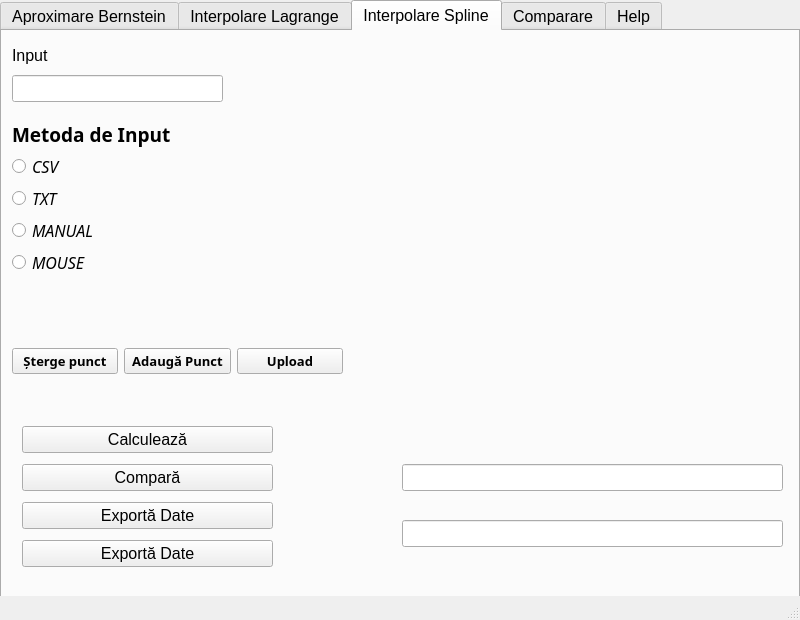
Old version of the form PYTHONUI/UI_MODEL_01.ui in the repository Vlad-Aureliu-Moraru/PROIECT-PY.
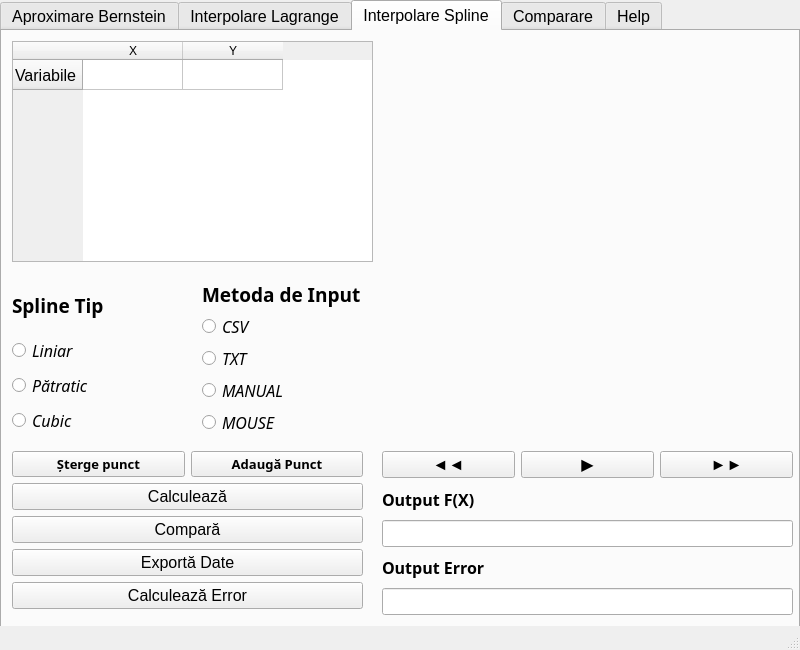
New version of the form. The open tabs and pages were chosen to show the change.

What changed in the file:
```diff
--- a/PYTHONUI/UI_MODEL_01.ui
+++ b/PYTHONUI/UI_MODEL_01.ui
@@ -7,7 +7,7 @@
     <x>0</x>
     <y>0</y>
     <width>800</width>
-    <height>620</height>
+    <height>650</height>
    </rect>
   </property>
   <property name="font">
@@ -27,7 +27,7 @@
       <x>0</x>
       <y>0</y>
       <width>800</width>
-      <height>620</height>
+      <height>650</height>
      </rect>
     </property>
     <property name="currentIndex">
@@ -646,29 +646,38 @@
        <rect>
         <x>10</x>
         <y>10</y>
-        <width>211</width>
-        <height>61</height>
+        <width>361</width>
+        <height>221</height>
        </rect>
       </property>
       <layout class="QVBoxLayout" name="verticalLayout_2">
        <item>
-        <widget class="QLabel" name="label_4">
-         <property name="text">
-          <string>Input</string>
-         </property>
+        <widget class="QTableWidget" name="IS_TABEL">
+         <row>
+          <property name="text">
+           <string>Variabile</string>
+          </property>
+         </row>
+         <column>
+          <property name="text">
+           <string>X</string>
+          </property>
+         </column>
+         <column>
+          <property name="text">
+           <string>Y</string>
+          </property>
+         </column>
         </widget>
        </item>
-       <item>
-        <widget class="QLineEdit" name="lineEdit"/>
-       </item>
       </layout>
      </widget>
      <widget class="QWidget" name="verticalLayoutWidget_9">
       <property name="geometry">
        <rect>
-        <x>10</x>
-        <y>90</y>
-        <width>181</width>
+        <x>200</x>
+        <y>250</y>
+        <width>171</width>
         <height>154</height>
        </rect>
       </property>
@@ -754,85 +763,52 @@
        </item>
       </layout>
      </widget>
-     <widget class="QWidget" name="widget_2" native="true">
-      <property name="geometry">
-       <rect>
-        <x>390</x>
-        <y>10</y>
-        <width>401</width>
-        <height>371</height>
-       </rect>
-      </property>
-     </widget>
-     <widget class="QWidget" name="horizontalLayoutWidget_2">
-      <property name="geometry">
-       <rect>
-        <x>10</x>
-        <y>310</y>
-        <width>331</width>
-        <height>41</height>
-       </rect>
-      </property>
-      <layout class="QHBoxLayout" name="horizontalLayout_3">
-       <item>
-        <widget class="QPushButton" name="pushButton_13">
-         <property name="font">
-          <font>
-           <family>Fira Sans</family>
-           <pointsize>10</pointsize>
-           <weight>75</weight>
-           <bold>true</bold>
-          </font>
-         </property>
-         <property name="text">
-          <string>Șterge punct</string>
-         </property>
-        </widget>
-       </item>
-       <item>
-        <widget class="QPushButton" name="pushButton_14">
-         <property name="font">
-          <font>
-           <family>Fira Sans</family>
-           <pointsize>10</pointsize>
-           <weight>75</weight>
-           <bold>true</bold>
-          </font>
-         </property>
-         <property name="text">
-          <string>Adaugă Punct</string>
-         </property>
-        </widget>
-       </item>
-       <item>
-        <widget class="QPushButton" name="pushButton_15">
-         <property name="font">
-          <font>
-           <family>Fira Sans</family>
-           <pointsize>10</pointsize>
-           <weight>75</weight>
-           <bold>true</bold>
-          </font>
-         </property>
-         <property name="text">
-          <string>Upload</string>
-         </property>
-        </widget>
-       </item>
-      </layout>
-     </widget>
      <widget class="QWidget" name="verticalLayoutWidget_10">
       <property name="geometry">
        <rect>
-        <x>20</x>
-        <y>390</y>
-        <width>251</width>
-        <height>151</height>
+        <x>10</x>
+        <y>420</y>
+        <width>351</width>
+        <height>161</height>
        </rect>
       </property>
       <layout class="QVBoxLayout" name="verticalLayout_7">
        <item>
-        <widget class="QPushButton" name="pushButton_16">
+        <layout class="QHBoxLayout" name="horizontalLayout_3">
+         <item>
+          <widget class="QPushButton" name="IS_BUTTON_STERGE">
+           <property name="font">
+            <font>
+             <family>Fira Sans</family>
+             <pointsize>10</pointsize>
+             <weight>75</weight>
+             <bold>true</bold>
+            </font>
+           </property>
+           <property name="text">
+            <string>Șterge punct</string>
+           </property>
+          </widget>
+         </item>
+         <item>
+          <widget class="QPushButton" name="IS_BUTTON_ADAUGA">
+           <property name="font">
+            <font>
+             <family>Fira Sans</family>
+             <pointsize>10</pointsize>
+             <weight>75</weight>
+             <bold>true</bold>
+            </font>
+           </property>
+           <property name="text">
+            <string>Adaugă Punct</string>
+           </property>
+          </widget>
+         </item>
+        </layout>
+       </item>
+       <item>
+        <widget class="QPushButton" name="IS_BUTTON_CALCULEAZA">
          <property name="text">
           <string>Calculează</string>
          </property>
@@ -855,7 +831,82 @@
        <item>
         <widget class="QPushButton" name="pushButton_19">
          <property name="text">
-          <string>Exportă Date</string>
+          <string>Calculează Error</string>
+         </property>
+        </widget>
+       </item>
+      </layout>
+     </widget>
+     <widget class="QWidget" name="verticalLayoutWidget_15">
+      <property name="geometry">
+       <rect>
+        <x>10</x>
+        <y>250</y>
+        <width>181</width>
+        <height>154</height>
+       </rect>
+      </property>
+      <layout class="QVBoxLayout" name="verticalLayout_12">
+       <item>
+        <widget class="QLabel" name="IS_LABEL_TIP">
+         <property name="font">
+          <font>
+           <family>Fira Mono</family>
+           <pointsize>14</pointsize>
+           <weight>75</weight>
+           <bold>true</bold>
+          </font>
+         </property>
+         <property name="text">
+          <string>Spline Tip</string>
+         </property>
+        </widget>
+       </item>
+       <item>
+        <widget class="QRadioButton" name="IS_RADIO_LINIAR">
+         <property name="font">
+          <font>
+           <family>Fira Sans</family>
+           <pointsize>12</pointsize>
+           <weight>50</weight>
+           <italic>true</italic>
+           <bold>false</bold>
+          </font>
+         </property>
+         <property name="text">
+          <string>Liniar</string>
+         </property>
+        </widget>
+       </item>
+       <item>
+        <widget class="QRadioButton" name="IS_RADIO_PATRATIC">
+         <property name="font">
+          <font>
+           <family>Fira Sans</family>
+           <pointsize>12</pointsize>
+           <weight>50</weight>
+           <italic>true</italic>
+           <bold>false</bold>
+          </font>
+         </property>
+         <property name="text">
+          <string>Pătratic</string>
+         </property>
+        </widget>
+       </item>
+       <item>
+        <widget class="QRadioButton" name="IS_RADIO_CUBIC">
+         <property name="font">
+          <font>
+           <family>Fira Sans</family>
+           <pointsize>12</pointsize>
+           <weight>50</weight>
+           <italic>true</italic>
+           <bold>false</bold>
+          </font>
+         </property>
+         <property name="text">
+          <string>Cubic</string>
          </property>
         </widget>
        </item>
@@ -864,18 +915,109 @@
      <widget class="QWidget" name="verticalLayoutWidget_11">
       <property name="geometry">
        <rect>
-        <x>400</x>
-        <y>410</y>
-        <width>381</width>
-        <height>131</height>
+        <x>380</x>
+        <y>420</y>
+        <width>411</width>
+        <height>164</height>
        </rect>
       </property>
       <layout class="QVBoxLayout" name="verticalLayout_8">
        <item>
-        <widget class="QLineEdit" name="lineEdit_5"/>
+        <layout class="QHBoxLayout" name="button_layout_play_4">
+         <item>
+          <widget class="QPushButton" name="IS_BUTTON_PREV">
+           <property name="font">
+            <font>
+             <pointsize>12</pointsize>
+             <weight>50</weight>
+             <bold>false</bold>
+            </font>
+           </property>
+           <property name="text">
+            <string>◄◄</string>
+           </property>
+          </widget>
+         </item>
+         <item>
+          <widget class="QPushButton" name="IS_BUTTON_PLAY">
+           <property name="font">
+            <font>
+             <pointsize>12</pointsize>
+             <weight>50</weight>
+             <bold>false</bold>
+            </font>
+           </property>
+           <property name="text">
+            <string>▶</string>
+           </property>
+          </widget>
+         </item>
+         <item>
+          <widget class="QPushButton" name="IS_BUTTON_NEXT">
+           <property name="font">
+            <font>
+             <pointsize>12</pointsize>
+             <weight>50</weight>
+             <bold>false</bold>
+            </font>
+           </property>
+           <property name="text">
+            <string>►►</string>
+           </property>
+          </widget>
+         </item>
+        </layout>
        </item>
        <item>
-        <widget class="QLineEdit" name="lineEdit_6"/>
+        <widget class="QLabel" name="IS_LABEL_OUTPUT">
+         <property name="font">
+          <font>
+           <family>Fira Mono</family>
+           <pointsize>12</pointsize>
+           <weight>75</weight>
+           <bold>true</bold>
+          </font>
+         </property>
+         <property name="text">
+          <string>Output F(X)</string>
+         </property>
+        </widget>
+       </item>
+       <item>
+        <widget class="QLineEdit" name="IS_TEXTFIELD_OUTPUT"/>
+       </item>
+       <item>
+        <widget class="QLabel" name="IS_LABEL_OUTERROR">
+         <property name="font">
+          <font>
+           <family>Fira Mono</family>
+           <pointsize>12</pointsize>
+           <weight>75</weight>
+           <bold>true</bold>
+          </font>
+         </property>
+         <property name="text">
+          <string>Output Error</string>
+         </property>
+        </widget>
+       </item>
+       <item>
+        <widget class="QLineEdit" name="IS_TEXTFIELD_ERROR"/>
+       </item>
+      </layout>
+     </widget>
+     <widget class="QWidget" name="gridLayoutWidget_4">
+      <property name="geometry">
+       <rect>
+        <x>380</x>
+        <y>20</y>
+        <width>411</width>
+        <height>391</height>
+       </rect>
+      </property>
+      <layout class="QGridLayout" name="gridLayout_3">
+       <item row="0" column="0">
+        <widget class="QWidget" name="IS_WIG_GRAF" native="true"/>
        </item>
       </layout>
      </widget>
```
Left out of the diff: 604 changed lines with no effect on the pictures.
